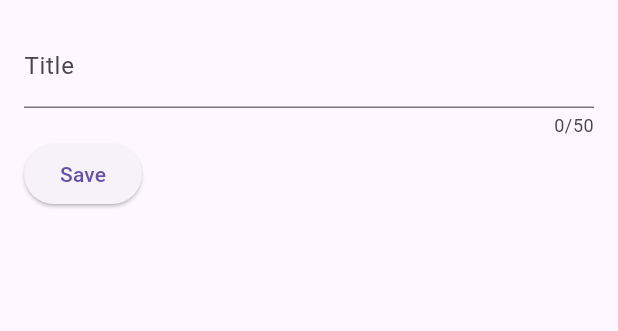
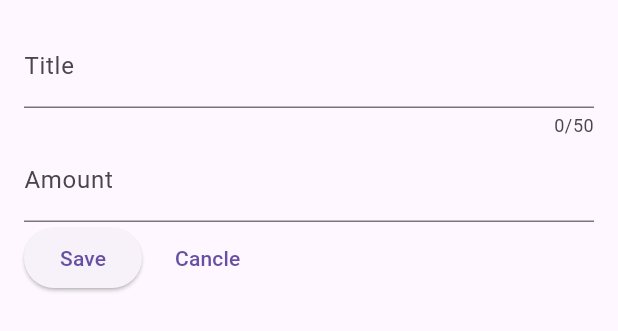
Before and after one commit to fahim25/expense_tracker, a Flutter app: the NewExpense widget shown alone on an empty page, opened directly, on a phone screen of 412 x 824 dp. Shown: the top 331 px of the screen. Run offline on Flutter 3.47's test engine with Material 3 defaults, Android fonts, the phone set to English and light mode, and no system bars.

Commit message:
added cancel btn and amount filed

```diff
--- a/lib/resourse/widget/new_expense.dart
+++ b/lib/resourse/widget/new_expense.dart
@@ -16,10 +16,14 @@ class _NewExpense extends State<NewExpense> {
 
 //better version
   final _titleController = TextEditingController();
+  final _acmountController = TextEditingController();
+  final _dateController = TextEditingController();
 
   @override
   void dispose() {
     _titleController.dispose();
+    _acmountController.dispose();
+    _dateController.dispose();
     super.dispose();
   }
 
@@ -38,6 +42,14 @@ class _NewExpense extends State<NewExpense> {
               label: Text('Title'),
             ),
           ),
+          TextField(
+            controller: _acmountController,
+            keyboardType: TextInputType.number,
+            decoration: const InputDecoration(
+              prefixText: '\$ ',
+              label: Text('Amount'),
+            ),
+          ),
           Row(
             children: [
               ElevatedButton(
@@ -46,6 +58,15 @@ class _NewExpense extends State<NewExpense> {
                 },
                 child: Text("Save"),
               ),
+              SizedBox(
+                width: 10,
+              ),
+              TextButton(
+                onPressed: () {
+                  Navigator.pop(context);
+                },
+                child: Text("Cancle"),
+              ),
             ],
           ),
         ],
```
